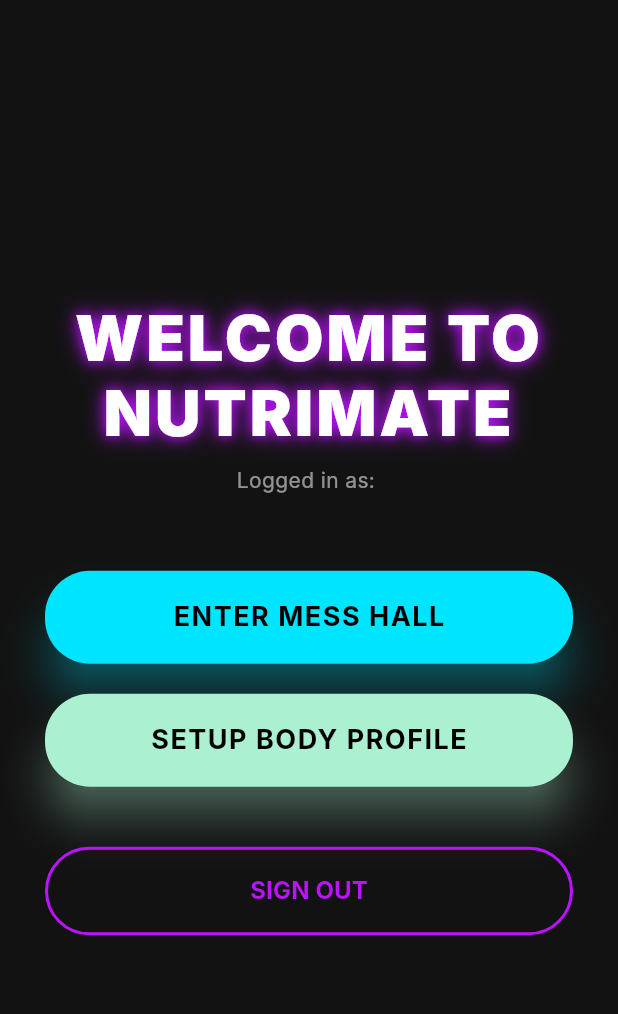
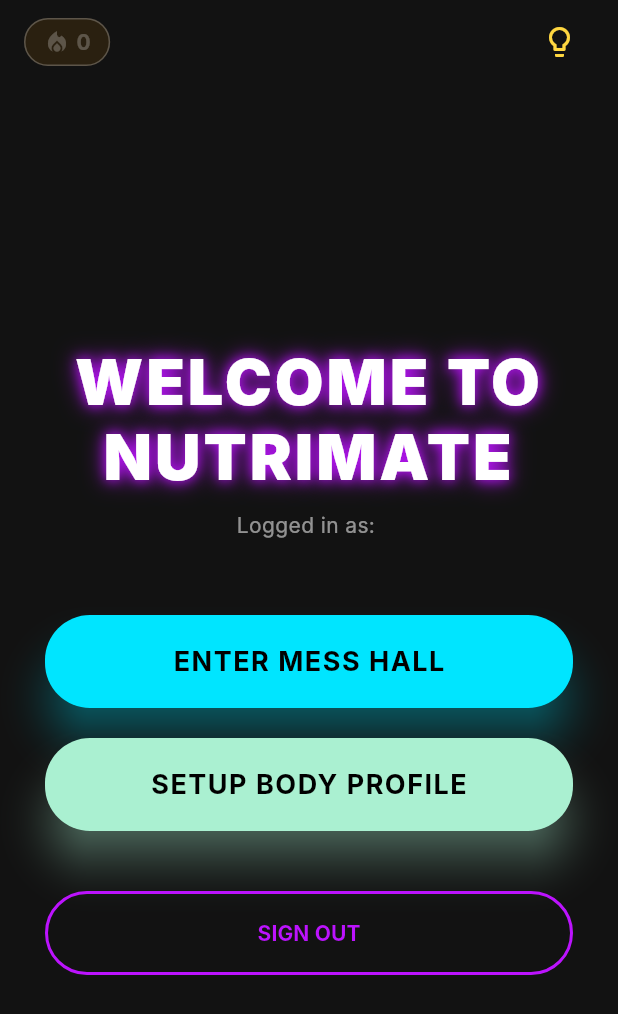
Before and after one commit to aryashi17/Nutrimate, a Flutter app: the NeonWelcomeScreen screen opened directly, on a phone screen of 412 x 824 dp. Shown: the top 1014 px of the screen. Run offline on Flutter 3.47's test engine with Material 3 defaults, Android fonts, the light colour scheme and no system bars; our stand-ins replace cloud_firestore, firebase_auth, firebase_core; accounts and stored records are empty; Roboto replaces fonts that are missing (Inter).

Commit message:
feat: add dynamic streak logic and health trivia bottom sheet and also the gap bar

```diff
--- /dev/null
+++ b/lib/core/services/health_trivia_service.dart
@@ -0,0 +1,64 @@
+class HealthTrivia {
+  static final Map<int, List<Map<String, String>>> _monthlyThemes = {
+    1: [ // January: Bone & Joint Health
+      {"q": "What mineral makes up 99% of your teeth and bones?", "a": "Calcium! Found in the milk and curd you have at breakfast."},
+      {"q": "How many bones does an adult human have?", "a": "206! Keep them strong with Vitamin D and exercise."},
+      {"q": "What is the smallest bone in the human body?", "a": "The Stapes (in your ear)! It's only 3mm long."},
+    ],
+    2: [ // February: Brain & Focus
+      {"q": "Which healthy fat makes up 60% of your brain?", "a": "Omega-3! Found in walnuts and flaxseeds."},
+      {"q": "How many neurons are in the human brain?", "a": "About 86 billion! Feed them with complex carbs for focus."},
+      {"q": "What percentage of your body's oxygen does your brain use?", "a": "20%! Deep breathing helps you study better."},
+    ],
+    3: [ // March: Hydration
+      {"q": "How much of the human brain is actually made of water?", "a": "About 75%! Staying hydrated is key for focus."},
+      {"q": "What is the first sign of dehydration?", "a": "Fatigue and thirst. Drink water before you feel tired!"},
+    ],
+    4: [ // April: Muscle & Protein
+      {"q": "What is the largest muscle in the human body?", "a": "The Gluteus Maximus! It helps you stand and walk."},
+      {"q": "Which nutrient is the building block of muscle?", "a": "Protein! Essential for repair after the gym."},
+    ],
+    5: [ // May: Heart Health
+      {"q": "How many times does your heart beat in a day?", "a": "About 100,000 times! Keep it healthy with cardio."},
+      {"q": "Which mineral helps regulate your heartbeat?", "a": "Potassium! Found in bananas and potatoes."},
+    ],
+    6: [ // June: Skin & Sun
+      {"q": "What is the largest organ in the human body?", "a": "The Skin! Protein is vital for keeping it healthy."},
+      {"q": "Which vitamin is known as the 'Sunshine Vitamin'?", "a": "Vitamin D! Your skin makes it from sunlight."},
+    ],
+    7: [ // July: Digestion
+      {"q": "Which 'good' bacteria in curd helps your digestion?", "a": "Probiotics! They keep your gut microbiome balanced."},
+      {"q": "What nutrient helps move food through your system?", "a": "Fiber! Found in whole grains and vegetables."},
+    ],
+    8: [ // August: Respiratory
+      {"q": "How many breaths does an average person take daily?", "a": "About 22,000 breaths!"},
+      {"q": "Which lung is slightly smaller to make room for the heart?", "a": "The left lung!"},
+    ],
+    9: [ // September: Blood
+      {"q": "Which mineral in Spinach helps transport oxygen in blood?", "a": "Iron! Low iron can make you feel weak and tired."},
+      {"q": "How long does it take for blood to circle the body?", "a": "About 60 seconds!"},
+    ],
+    10: [ // October: Vision
+      {"q": "Which vitamin is most important for night vision?", "a": "Vitamin A! Found in carrots and sweet potatoes."},
+      {"q": "True or False: Your eyes stay the same size from birth?", "a": "True! Eyes don't grow much unlike ears."},
+    ],
+    11: [ // November: Sleep
+      {"q": "What hormone helps regulate your sleep-wake cycle?", "a": "Melatonin! It increases when it gets dark."},
+      {"q": "How many hours of sleep do college students need?", "a": "7 to 9 hours for optimal brain function."},
+    ],
+    12: [ // December: Immunity (Current Month)
+      {"q": "Which fruit has more Vitamin C than an orange?", "a": "Guava or Bell Peppers! Great for fighting colds."},
+      {"q": "Which common spice in Dal is anti-inflammatory?", "a": "Turmeric (Haldi)! It boosts your immunity."},
+      {"q": "True or False: Shivering burns calories?", "a": "True! Your body generates heat through muscle contraction."},
+    ],
+  };
+
+  static Map<String, String> getTodaysTrivia() {
+    final now = DateTime.now();
+    final monthQuestions = _monthlyThemes[now.month] ?? _monthlyThemes[1]!;
+
+    // Day-based rotation ensures a new question every day
+    int index = (now.day - 1) % monthQuestions.length;
+    return monthQuestions[index];
+  }
+}
--- a/lib/main.dart
+++ b/lib/main.dart
@@ -1,7 +1,8 @@
 import 'package:flutter/material.dart';
 import 'package:firebase_core/firebase_core.dart';
 import 'package:firebase_auth/firebase_auth.dart';
-import 'package:nutrimate_app/features/hydration/hydration_screen.dart';
+import 'package:nutrimate_app/core/services/health_trivia_service.dart';
+import 'package:nutrimate_app/core/services/streak_services.dart';
 import 'package:provider/provider.dart';
 
 import 'firebase_options.dart';
@@ -9,7 +10,7 @@ import 'core/theme/app_theme.dart';
 import 'core/services/calculator_engine.dart';
 import 'features/auth/login_screen.dart';
 import 'features/menu_view/mess_logger_screen.dart';
-import 'features/profile/profile_screen.dart'; // <--- NEW IMPORT
+import 'features/profile/profile_screen.dart';
 
 void main() async {
   WidgetsFlutterBinding.ensureInitialized();
@@ -20,7 +21,7 @@ void main() async {
   runApp(
     MultiProvider(
       providers: [
-        Provider(create: (_) => CalculatorEngine()),
+        ChangeNotifierProvider(create: (_) => CalculatorEngine()),
       ],
       child: const MyApp(),
     ),
@@ -36,7 +37,7 @@ class MyApp extends StatelessWidget {
       debugShowCheckedModeBanner: false,
       title: 'Nutrimate',
       theme: AppTheme.darkTheme,
-      home: const AuthWrapper(),
+      home: const NeonWelcomeScreen(), // Changed to AuthWrapper to handle login state
     );
   }
 }
@@ -61,15 +62,102 @@ class AuthWrapper extends StatelessWidget {
   }
 }
 
+// CHANGED TO StatefulWidget to support the "unrolling" state
 class NeonWelcomeScreen extends StatelessWidget {
   const NeonWelcomeScreen({super.key});
+
+  // Small helper function to show the trivia as a sleek bottom sheet
+  void _showTrivia(BuildContext context) {
+    final trivia = HealthTrivia.getTodaysTrivia();
+
+    showModalBottomSheet(
+      context: context,
+      backgroundColor: Colors.transparent, // Keeps it floating
+      builder: (context) => Container(
+        padding: const EdgeInsets.all(25),
+        decoration: BoxDecoration(
+          color: const Color(0xFF1A1A1A),
+          borderRadius: const BorderRadius.vertical(top: Radius.circular(30)),
+          border: Border.all(color: AppTheme.neonPurple.withOpacity(0.3)),
+        ),
+        child: Column(
+          mainAxisSize: MainAxisSize.min, // Only takes up needed space
+          children: [
+            Container(width: 40, height: 4, decoration: BoxDecoration(color: Colors.white24, borderRadius: BorderRadius.circular(10))),
+            const SizedBox(height: 20),
+            const Text("💡 DAILY HEALTH GK", style: TextStyle(color: Colors.white54, fontSize: 10, letterSpacing: 2)),
+            const SizedBox(height: 15),
+            Text(trivia['q']!, textAlign: TextAlign.center, style: const TextStyle(color: Colors.white, fontSize: 18, fontWeight: FontWeight.bold)),
+            const Divider(height: 30, color: Colors.white10),
+            Text(trivia['a']!, textAlign: TextAlign.center, style: const TextStyle(color: Color(0xFFAAF0D1), fontSize: 15)),
+            const SizedBox(height: 20),
+          ],
+        ),
+      ),
+    );
+  }
 
   @override
   Widget build(BuildContext context) {
     final user = FirebaseAuth.instance.currentUser;
+final streakService = StreakService();
 
     return Scaffold(
       backgroundColor: AppTheme.charcoal,
+      // Added an AppBar with just the lightbulb icon
+      appBar: AppBar(
+        backgroundColor: Colors.transparent,
+        elevation: 0,
+        title: Row(
+          mainAxisSize: MainAxisSize.min,
+          children: [
+            // --- STREAK COUNTER ---
+            StreamBuilder<int>(
+  stream: streakService.streakStream,
+  builder: (context, snapshot) {
+    int streakCount = snapshot.data ?? 0;
+    return Container(
+      padding: const EdgeInsets.symmetric(horizontal: 12, vertical: 6),
+      decoration: BoxDecoration(
+        color: Colors.orange.withOpacity(0.1),
+        borderRadius: BorderRadius.circular(20),
+        border: Border.all(
+          color: streakCount > 0 ? Colors.orangeAccent : Colors.white24,
+        ),
+      ),
+      child: Row(
+        children: [
+          Icon(
+            Icons.local_fire_department,
+            color: streakCount > 0 ? Colors.orangeAccent : Colors.white24,
+            size: 18
+          ),
+          const SizedBox(width: 4),
+          Text(
+            "$streakCount",
+            style: TextStyle(
+              color: streakCount > 0 ? Colors.orangeAccent : Colors.white24,
+              fontWeight: FontWeight.bold,
+              fontSize: 14,
+            ),
+          ),
+        ],
+      ),
+    );
+  }
+),
+          ],
+        ),
+        actions: [
+          // --- TRIVIA LIGHTBULB ---
+          IconButton(
+            icon: const Icon(Icons.lightbulb_outline, color: Colors.amberAccent),
+            tooltip: "Daily Health GK",
+            onPressed: () => _showTrivia(context),
+          ),
+          const SizedBox(width: 15),
+        ],
+      ),
       body: Center(
         child: Padding(
           padding: const EdgeInsets.symmetric(horizontal: 30),
@@ -99,58 +187,22 @@ class NeonWelcomeScreen extends StatelessWidget {
               const SizedBox(height: 50),
 
               // --- BUTTON 1: MESS HALL ---
-              SizedBox(
-                width: double.infinity,
-                child: ElevatedButton(
-                  onPressed: () {
-                    Navigator.push(
-                      context,
-                      MaterialPageRoute(builder: (context) => const MessLoggerScreen()),
-                    );
-                  },
-                  style: ElevatedButton.styleFrom(
-                    backgroundColor: AppTheme.neonBlue,
-                    foregroundColor: Colors.black,
-                    padding: const EdgeInsets.symmetric(vertical: 18),
-                    shadowColor: AppTheme.neonBlue,
-                    elevation: 12,
-                  ),
-                  child: const Text(
-                    "ENTER MESS HALL",
-                    style: TextStyle(fontSize: 18, fontWeight: FontWeight.bold, letterSpacing: 1.0),
-                  ),
-                ),
+              _buildNeonButton(
+                text: "ENTER MESS HALL",
+                color: AppTheme.neonBlue,
+                onTap: () => Navigator.push(context, MaterialPageRoute(builder: (context) => const MessLoggerScreen())),
               ),
-
               const SizedBox(height: 20),
 
-              // --- BUTTON 2: SETUP PROFILE (NEW) ---
-              SizedBox(
-                width: double.infinity,
-                child: ElevatedButton(
-                  onPressed: () {
-                    Navigator.push(
-                      context,
-                      MaterialPageRoute(builder: (context) => const ProfileScreen()),
-                    );
-                  },
-                  style: ElevatedButton.styleFrom(
-                    backgroundColor: const Color(0xFFAAF0D1), // Mint Green
-                    foregroundColor: Colors.black,
-                    padding: const EdgeInsets.symmetric(vertical: 18),
-                    shadowColor: const Color(0xFFAAF0D1),
-                    elevation: 12,
-                  ),
-                  child: const Text(
-                    "SETUP BODY PROFILE",
-                    style: TextStyle(fontSize: 18, fontWeight: FontWeight.bold, letterSpacing: 1.0),
-                  ),
-                ),
+              // --- BUTTON 2: SETUP PROFILE ---
+              _buildNeonButton(
+                text: "SETUP BODY PROFILE",
+                color: const Color(0xFFAAF0D1),
+                onTap: () => Navigator.push(context, MaterialPageRoute(builder: (context) => const ProfileScreen())),
               ),
-
               const SizedBox(height: 40),
 
-              // --- BUTTON 3: LOGOUT ---
+              // --- LOGOUT ---
               SizedBox(
                 width: double.infinity,
                 child: OutlinedButton(
@@ -160,10 +212,7 @@ class NeonWelcomeScreen extends StatelessWidget {
                     side: const BorderSide(color: AppTheme.neonPurple, width: 2),
                     padding: const EdgeInsets.symmetric(vertical: 18),
                   ),
-                  child: const Text(
-                    "SIGN OUT",
-                    style: TextStyle(fontSize: 16, fontWeight: FontWeight.bold),
-                  ),
+                  child: const Text("SIGN OUT", style: TextStyle(fontWeight: FontWeight.bold)),
                 ),
               ),
             ],
@@ -172,4 +221,22 @@ class NeonWelcomeScreen extends StatelessWidget {
       ),
     );
   }
+
+  // Helper for consistent neon buttons
+  Widget _buildNeonButton({required String text, required Color color, required VoidCallback onTap}) {
+    return SizedBox(
+      width: double.infinity,
+      child: ElevatedButton(
+        onPressed: onTap,
+        style: ElevatedButton.styleFrom(
+          backgroundColor: color,
+          foregroundColor: Colors.black,
+          padding: const EdgeInsets.symmetric(vertical: 18),
+          shadowColor: color,
+          elevation: 12,
+        ),
+        child: Text(text, style: const TextStyle(fontSize: 18, fontWeight: FontWeight.bold, letterSpacing: 1.0)),
+      ),
+    );
+  }
 }
```
Also changed, not shown: lib/core/services/calculator_engine.dart (+58 -1 lines), lib/core/services/streak_services.dart (added, +50 -0 lines), lib/features/hydration/health_insights_screen.dart (added, +147 -0 lines), lib/features/menu_view/mess_logger_screen.dart (+39 -0 lines), lib/features/widgets/macro_bar.dart (added, +54 -0 lines).
